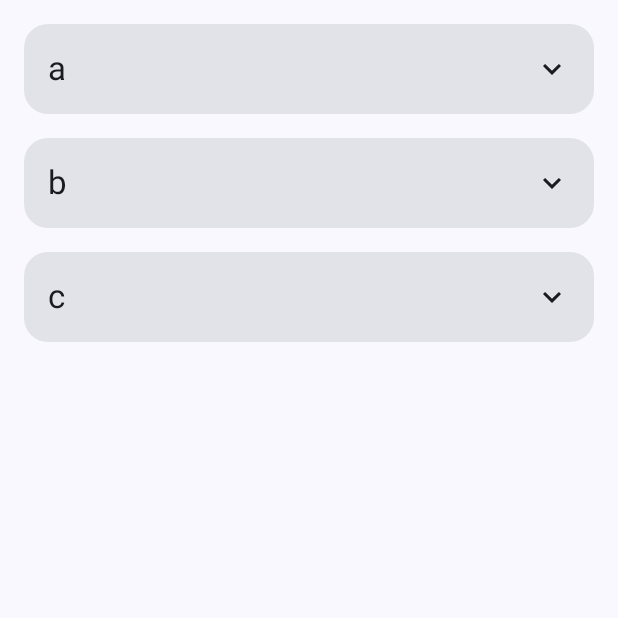
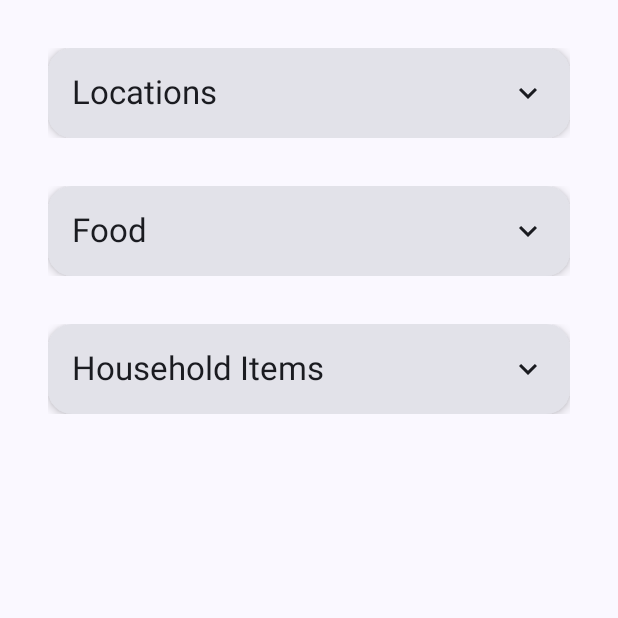
Before and after one commit to deepitc/SpyLoop, an Android app built with Jetpack Compose: the composable CategoriesScreen called with empty values, on a phone screen of 412 x 824 dp, the top half of it. Run offline under Robolectric (Android 15) with nearby library versions, the phone set to English and light mode, and no system bars; our stand-ins replace Dagger/Hilt's generated code.

Commit message:
Few UI Enhancements
Modified Start and Categories Screen

```diff
--- a/app/src/main/java/hu/ait/spyloop/ui/screen/CategoriesScreen.kt
+++ b/app/src/main/java/hu/ait/spyloop/ui/screen/CategoriesScreen.kt
@@ -1,39 +1,28 @@
 package hu.ait.spyloop.ui.screen
 
 import androidx.compose.animation.AnimatedVisibility
+import androidx.compose.animation.ExperimentalAnimationApi
+import androidx.compose.animation.animateContentSize
+import androidx.compose.animation.core.LinearOutSlowInEasing
+import androidx.compose.animation.core.tween
 import androidx.compose.animation.fadeIn
 import androidx.compose.animation.fadeOut
 import androidx.compose.animation.slideInVertically
 import androidx.compose.animation.slideOutVertically
+import androidx.compose.foundation.background
 import androidx.compose.foundation.clickable
-import androidx.compose.foundation.layout.Arrangement
-import androidx.compose.foundation.layout.Column
-import androidx.compose.foundation.layout.IntrinsicSize
-import androidx.compose.foundation.layout.Row
-import androidx.compose.foundation.layout.Spacer
-import androidx.compose.foundation.layout.fillMaxSize
-import androidx.compose.foundation.layout.fillMaxWidth
-import androidx.compose.foundation.layout.height
-import androidx.compose.foundation.layout.padding
-import androidx.compose.foundation.layout.size
+import androidx.compose.foundation.layout.*
 import androidx.compose.foundation.lazy.LazyColumn
 import androidx.compose.foundation.lazy.items
 import androidx.compose.foundation.shape.RoundedCornerShape
 import androidx.compose.material.icons.Icons
 import androidx.compose.material.icons.filled.KeyboardArrowDown
 import androidx.compose.material.icons.filled.KeyboardArrowUp
-import androidx.compose.material3.Card
-import androidx.compose.material3.Icon
-import androidx.compose.material3.IconButton
-import androidx.compose.material3.MaterialTheme
-import androidx.compose.material3.Text
-import androidx.compose.runtime.Composable
-import androidx.compose.runtime.getValue
-import androidx.compose.runtime.mutableStateOf
-import androidx.compose.runtime.saveable.rememberSaveable
-import androidx.compose.runtime.setValue
+import androidx.compose.material3.*
+import androidx.compose.runtime.*
 import androidx.compose.ui.Alignment
 import androidx.compose.ui.Modifier
+import androidx.compose.ui.draw.shadow
 import androidx.compose.ui.unit.dp
 import androidx.hilt.navigation.compose.hiltViewModel
 import androidx.navigation.NavController
@@ -50,7 +39,9 @@ fun CategoriesScreen(
             .padding(16.dp)
     ) {
         LazyColumn(
-            modifier = Modifier.fillMaxWidth()
+            modifier = Modifier
+                .fillMaxWidth()
+                .padding(8.dp)
         ) {
             items(startViewModel.categoriesList) { categoryName ->
                 CategoriesCard(
@@ -65,20 +56,28 @@ fun CategoriesScreen(
     }
 }
 
-
+@OptIn(ExperimentalAnimationApi::class)
 @Composable
 fun CategoriesCard(
     categoryName: String,
     onCategoryClick: () -> Unit = {}
 ) {
+    var expanded by remember { mutableStateOf(false) }
+
     Card(
         modifier = Modifier
             .fillMaxWidth()
-            .clickable { onCategoryClick() },
-        shape = RoundedCornerShape(16.dp)
+            .clickable { onCategoryClick() }
+            .padding(8.dp)
+            .animateContentSize(
+                animationSpec = tween(
+                    durationMillis = 300,
+                    easing = LinearOutSlowInEasing
+                )
+            )
+            .background(MaterialTheme.colorScheme.surface)
+            .shadow(4.dp, shape = RoundedCornerShape(16.dp))
     ) {
-        var expanded by rememberSaveable { mutableStateOf(false) }
-
         Column(
             modifier = Modifier
                 .padding(16.dp)
--- a/app/src/main/java/hu/ait/spyloop/ui/screen/StartViewModel.kt
+++ b/app/src/main/java/hu/ait/spyloop/ui/screen/StartViewModel.kt
@@ -14,7 +14,7 @@ class StartViewModel @Inject constructor(
 ) : ViewModel() {
 
     var playerNames by mutableStateOf<List<PlayerName>>(emptyList())
-    val categoriesList: List<String> = listOf("a", "b", "c")
+    val categoriesList: List<String> = listOf("Locations", "Food", "Household Items")
     private val _playerNames: MutableList<PlayerName> = mutableListOf()
 
 
```
Also changed, not shown: app/src/main/java/hu/ait/spyloop/ui/screen/StartScreen.kt (+72 -21 lines).
